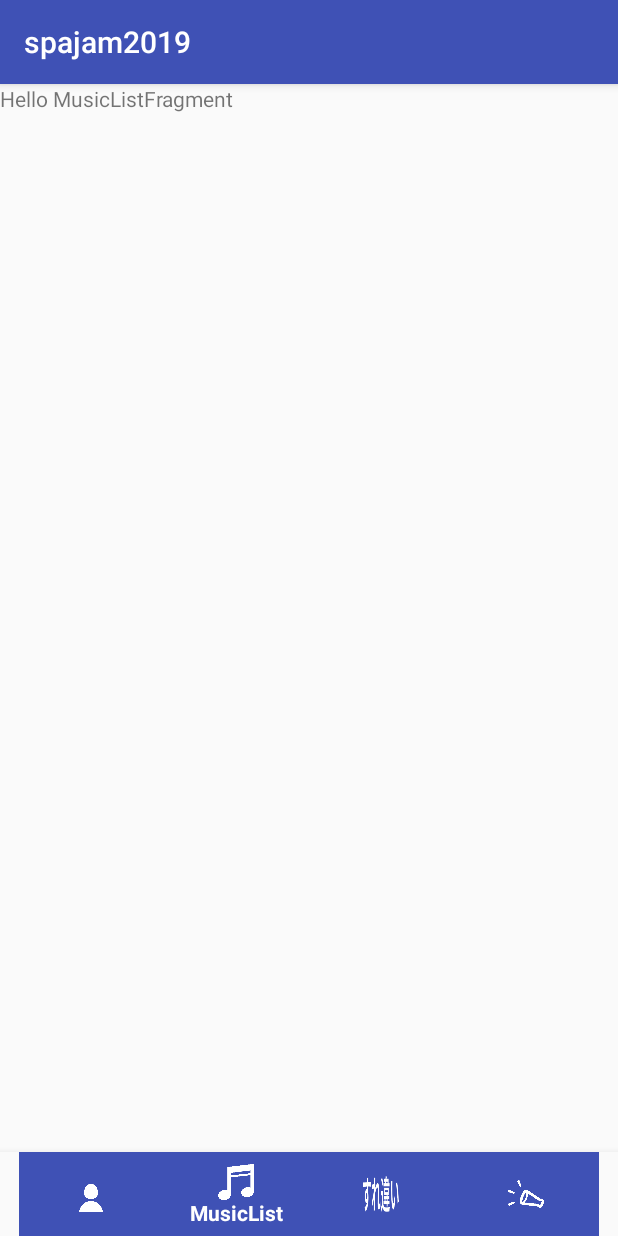
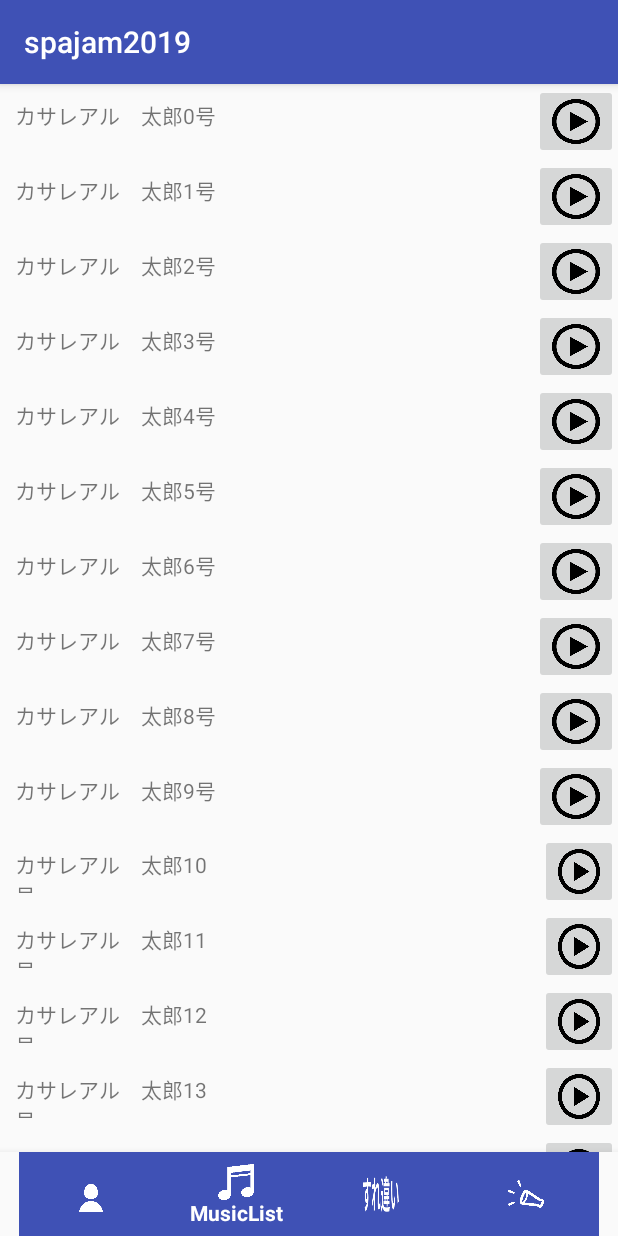
Before and after one commit to yyh-gl/spajam2019-android, an Android app: the screen it shows after launch (MainActivity), item 2 of the bottom bar chosen, on a phone screen of 412 x 824 dp. Run offline under Robolectric (Android 15) with nearby library versions, the phone set to English and light mode, and no system bars; our stand-ins replace Dagger/Hilt's generated code, RxJava.

Commit message:
musicのList表示のfragment実装（機能は未実装）

```diff
--- a/spajam2019/app/src/main/java/com/isdl/spajam2019/Main/Fragment/Cross/CrossAdapter.java
+++ b/spajam2019/app/src/main/java/com/isdl/spajam2019/Main/Fragment/Cross/CrossAdapter.java
@@ -32,6 +32,6 @@ public class CrossAdapter extends RecyclerView.Adapter<CrossViewHolder> {
 
     @Override
     public int getItemCount() {
-        return 0;
+        return crossMusics.size();
     }
 }
--- a/spajam2019/app/src/main/java/com/isdl/spajam2019/Main/Fragment/Cross/CrossFragment.java
+++ b/spajam2019/app/src/main/java/com/isdl/spajam2019/Main/Fragment/Cross/CrossFragment.java
@@ -4,6 +4,7 @@ import android.content.Context;
 import android.net.Uri;
 import android.os.Bundle;
 import android.support.v4.app.Fragment;
+import android.support.v7.widget.LinearLayoutManager;
 import android.support.v7.widget.RecyclerView;
 import android.view.LayoutInflater;
 import android.view.View;
@@ -11,8 +12,12 @@ import android.view.ViewGroup;
 
 import com.isdl.spajam2019.DI.Component.DaggerActivityComponent;
 import com.isdl.spajam2019.DI.Module.ActivityModule;
+import com.isdl.spajam2019.Models.User;
 import com.isdl.spajam2019.R;
 import com.isdl.spajam2019.Spajam2019Application;
+
+import java.util.ArrayList;
+import java.util.List;
 
 import javax.inject.Inject;
 
@@ -78,17 +83,18 @@ public class CrossFragment extends Fragment implements CrossContract.View {
                              Bundle savedInstanceState) {
         // Inflate the layout for this fragment
         View root = inflater.inflate(R.layout.fragment_cross, container, false);
+        Context context = root.getContext();
 
 
         RecyclerView rv = (RecyclerView) root.findViewById(R.id.crossRecyclerView);
 
         CrossAdapter adapter = new CrossAdapter(crossPresenter.createDataset());
 
-//        LinearLayoutManager llm = new LinearLayoutManager(this);
+        LinearLayoutManager llm = new LinearLayoutManager(context);
 
         rv.setHasFixedSize(true);
 
-//        rv.setLayoutManager(llm);
+        rv.setLayoutManager(llm);
 
         rv.setAdapter(adapter);
 
@@ -124,4 +130,15 @@ public class CrossFragment extends Fragment implements CrossContract.View {
         // TODO: Update argument type and name
         void onFragmentInteraction(Uri uri);
     }
+
+    public List<User> createDataset() {
+        List<User> dataset = new ArrayList<>();
+        for (int i = 0; i < 50; i++) {
+            User user = new User();
+            user.setName("カサレアル　太郎" + i + "号");
+
+            dataset.add(user);
+        }
+        return dataset;
+    }
 }
--- /dev/null
+++ b/spajam2019/app/src/main/java/com/isdl/spajam2019/Main/Fragment/MusicList/MusicListAdapter.java
@@ -0,0 +1,36 @@
+package com.isdl.spajam2019.Main.Fragment.MusicList;
+
+import android.support.v7.widget.RecyclerView;
+import android.view.LayoutInflater;
+import android.view.View;
+import android.view.ViewGroup;
+
+import com.isdl.spajam2019.Models.User;
+import com.isdl.spajam2019.R;
+
+import java.util.List;
+
+public class MusicListAdapter extends RecyclerView.Adapter<MusicListViewHolder> {
+    private List<User> musics;
+
+    public MusicListAdapter(List<User> musics) {
+        this.musics = musics;
+    }
+
+    @Override
+    public MusicListViewHolder onCreateViewHolder(ViewGroup parent, int viewType) {
+        View inflate = LayoutInflater.from(parent.getContext()).inflate(R.layout.item_list_music, parent, false);
+        MusicListViewHolder vh = new MusicListViewHolder(inflate);
+        return vh;
+    }
+
+    @Override
+    public void onBindViewHolder(MusicListViewHolder holder, int position) {
+        holder.musicTitleView.setText(musics.get(position).getName());
+    }
+
+    @Override
+    public int getItemCount() {
+        return musics.size();
+    }
+}
--- a/spajam2019/app/src/main/java/com/isdl/spajam2019/Main/Fragment/MusicList/MusicListContract.java
+++ b/spajam2019/app/src/main/java/com/isdl/spajam2019/Main/Fragment/MusicList/MusicListContract.java
@@ -1,4 +1,8 @@
 package com.isdl.spajam2019.Main.Fragment.MusicList;
+
+import com.isdl.spajam2019.Models.User;
+
+import java.util.List;
 
 public interface MusicListContract {
     interface View {
@@ -6,6 +10,6 @@ public interface MusicListContract {
     }
 
     interface Presenter {
-
+        List<User> createDataset();
     }
 }
--- a/spajam2019/app/src/main/java/com/isdl/spajam2019/Main/Fragment/MusicList/MusicListFragment.java
+++ b/spajam2019/app/src/main/java/com/isdl/spajam2019/Main/Fragment/MusicList/MusicListFragment.java
@@ -4,11 +4,18 @@ import android.content.Context;
 import android.net.Uri;
 import android.os.Bundle;
 import android.support.v4.app.Fragment;
+import android.support.v7.widget.LinearLayoutManager;
+import android.support.v7.widget.RecyclerView;
 import android.view.LayoutInflater;
 import android.view.View;
 import android.view.ViewGroup;
 
+import com.isdl.spajam2019.DI.Component.DaggerActivityComponent;
+import com.isdl.spajam2019.DI.Module.ActivityModule;
 import com.isdl.spajam2019.R;
+import com.isdl.spajam2019.Spajam2019Application;
+
+import javax.inject.Inject;
 
 /**
  * A simple {@link Fragment} subclass.
@@ -29,6 +36,9 @@ public class MusicListFragment extends Fragment implements MusicListContract.Vie
     private String mParam2;
 
     private OnFragmentInteractionListener mListener;
+
+    @Inject
+    MusicListPresenter musicListPresenter;
 
     public MusicListFragment() {
         // Required empty public constructor
@@ -54,13 +64,35 @@ public class MusicListFragment extends Fragment implements MusicListContract.Vie
             mParam1 = getArguments().getString(ARG_PARAM1);
             mParam2 = getArguments().getString(ARG_PARAM2);
         }
+        DaggerActivityComponent.builder()
+                .appComponent(((Spajam2019Application) getActivity().getApplicationContext())
+                        .getAppComponent())
+                .activityModule(new ActivityModule(this))
+                .build()
+                .inject(this);
     }
 
     @Override
     public View onCreateView(LayoutInflater inflater, ViewGroup container,
                              Bundle savedInstanceState) {
         // Inflate the layout for this fragment
-        return inflater.inflate(R.layout.fragment_music_list, container, false);
+        View root = inflater.inflate(R.layout.fragment_music_list, container, false);
+        Context context = root.getContext();
+
+
+        RecyclerView rv = (RecyclerView) root.findViewById(R.id.musicListRecyclerView);
+
+        MusicListAdapter adapter = new MusicListAdapter(musicListPresenter.createDataset());
+
+        LinearLayoutManager llm = new LinearLayoutManager(context);
+
+        rv.setHasFixedSize(true);
+
+        rv.setLayoutManager(llm);
+
+        rv.setAdapter(adapter);
+
+        return root;
     }
 
     // TODO: Rename method, update argument and hook method into UI event
--- a/spajam2019/app/src/main/java/com/isdl/spajam2019/Main/Fragment/MusicList/MusicListPresenter.java
+++ b/spajam2019/app/src/main/java/com/isdl/spajam2019/Main/Fragment/MusicList/MusicListPresenter.java
@@ -1,11 +1,40 @@
 package com.isdl.spajam2019.Main.Fragment.MusicList;
 
 import android.app.Application;
+import android.util.Log;
 
+import com.isdl.spajam2019.Models.User;
 import com.isdl.spajam2019.Services.ApiService;
 
-public class MusicListPresenter {
+import java.util.ArrayList;
+import java.util.List;
+
+import javax.inject.Inject;
+
+public class MusicListPresenter implements MusicListContract.Presenter {
     Application app;
     ApiService apiService;
     MusicListContract.View view;
+
+    @Inject
+    public MusicListPresenter(Application app, ApiService apiService, MusicListContract.View view) {
+        this.app = app;
+        this.apiService = apiService;
+        this.view = view;
+
+        Log.d("MusicListPresenter", app.toString());
+
+    }
+
+    @Override
+    public List<User> createDataset() {
+        List<User> dataset = new ArrayList<>();
+        for (int i = 0; i < 50; i++) {
+            User user = new User();
+            user.setName("カサレアル　太郎" + i + "号");
+
+            dataset.add(user);
+        }
+        return dataset;
+    }
 }
--- /dev/null
+++ b/spajam2019/app/src/main/java/com/isdl/spajam2019/Main/Fragment/MusicList/MusicListViewHolder.java
@@ -0,0 +1,16 @@
+package com.isdl.spajam2019.Main.Fragment.MusicList;
+
+import android.support.v7.widget.RecyclerView;
+import android.view.View;
+import android.widget.TextView;
+
+import com.isdl.spajam2019.R;
+
+public class MusicListViewHolder extends RecyclerView.ViewHolder {
+    public TextView musicTitleView;
+
+    public MusicListViewHolder(View itemView) {
+        super(itemView);
+        musicTitleView = (TextView) itemView.findViewById(R.id.musicTitle);
+    }
+}
--- a/spajam2019/app/src/main/res/layout/fragment_music_list.xml
+++ b/spajam2019/app/src/main/res/layout/fragment_music_list.xml
@@ -6,9 +6,9 @@
     tools:context=".Main.Fragment.MusicList.MusicListFragment">
 
     <!-- TODO: Update blank fragment layout -->
-    <TextView
+    <android.support.v7.widget.RecyclerView
+        android:id="@+id/musicListRecyclerView"
         android:layout_width="match_parent"
-        android:layout_height="match_parent"
-        android:text="Hello MusicListFragment" />
+        android:layout_height="match_parent" />
 
 </FrameLayout>
--- a/spajam2019/app/src/main/res/layout/item_list_music.xml
+++ b/spajam2019/app/src/main/res/layout/item_list_music.xml
@@ -1,6 +1,34 @@
 <?xml version="1.0" encoding="utf-8"?>
-<android.support.constraint.ConstraintLayout
-    xmlns:android="http://schemas.android.com/apk/res/android" android:layout_width="match_parent"
-    android:layout_height="match_parent">
+<LinearLayout xmlns:android="http://schemas.android.com/apk/res/android"
+    xmlns:app="http://schemas.android.com/apk/res-auto"
+    android:orientation="vertical"
+    android:layout_width="match_parent"
+    android:layout_height="wrap_content">
 
-</android.support.constraint.ConstraintLayout>
+
+    <LinearLayout
+        android:orientation="horizontal"
+        android:layout_width="match_parent"
+        android:layout_height="50dp">
+
+        <TextView
+            android:id="@+id/musicTitle"
+            android:layout_width="wrap_content"
+            android:layout_height="match_parent"
+            android:padding="10dp"
+            android:layout_weight="1"
+            android:text="TextView" />
+
+
+        <ImageButton
+            android:id="@+id/buttonPlay"
+            android:layout_width="wrap_content"
+            android:layout_height="match_parent"
+            android:layout_marginLeft="200dp"
+            android:layout_weight="1"
+            android:scaleType="fitXY"
+            android:adjustViewBounds="true"
+            app:srcCompat="@drawable/play" />
+    </LinearLayout>
+
+</LinearLayout>
```
